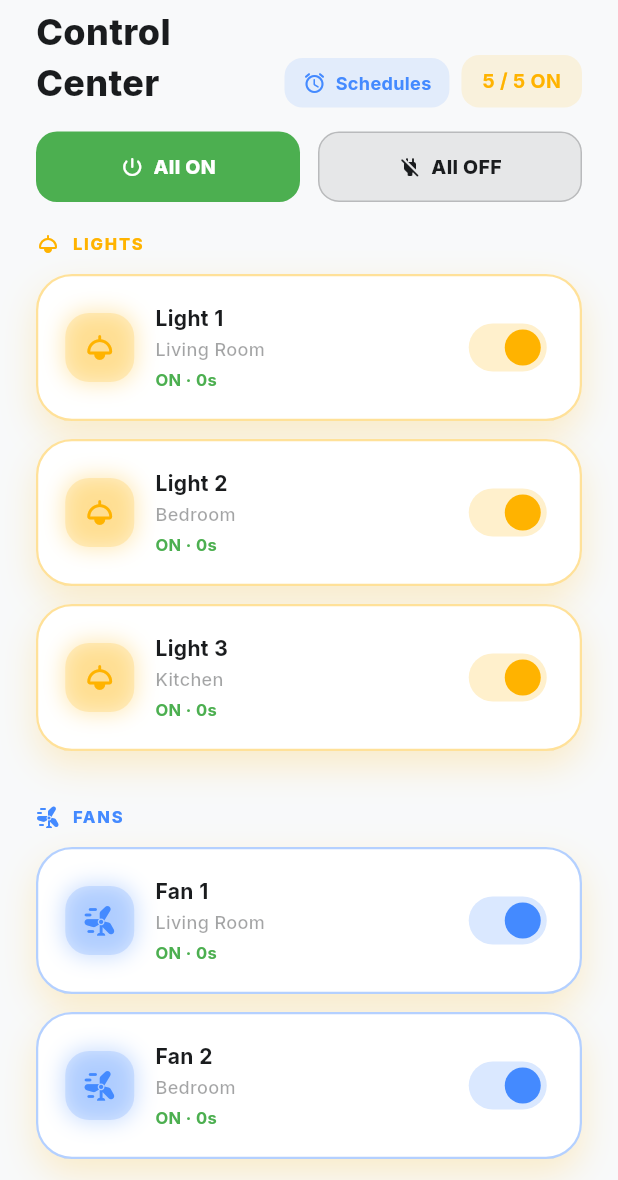
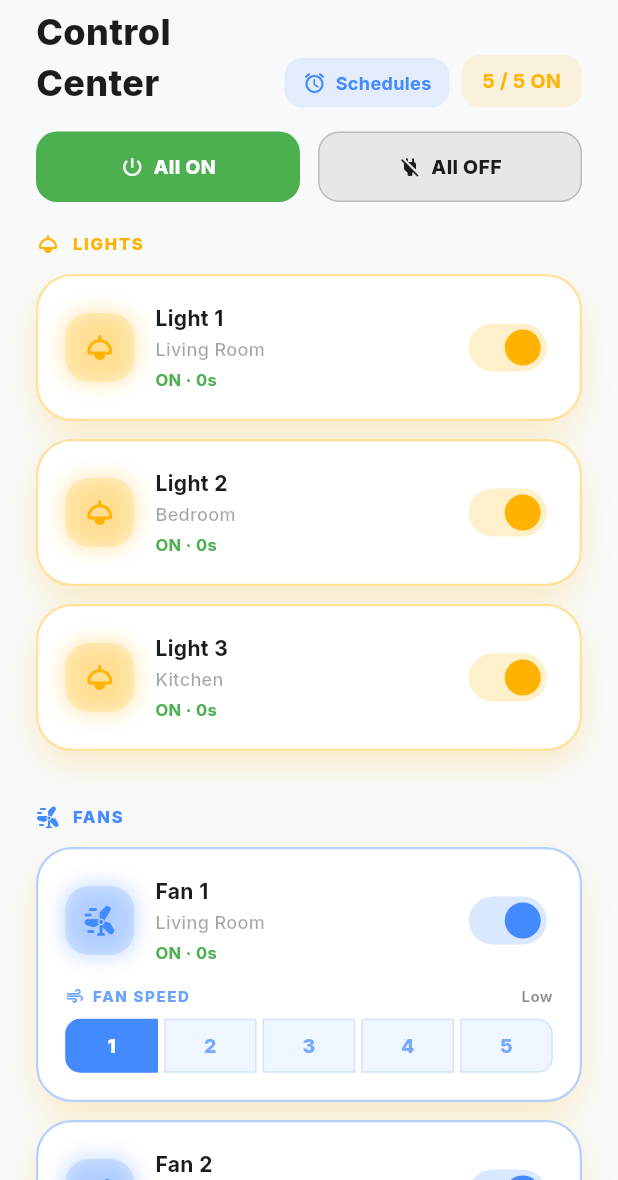
Before and after one commit to Reibinchacko/WattX, a Flutter app: the ControlScreen screen opened directly, after a tap on "All ON", on a phone screen of 412 x 824 dp, the part 56-1236 px from its top. Run offline on Flutter 3.47's test engine with Material 3 defaults, Android fonts, the phone set to English and light mode, and no system bars; our stand-ins replace firebase_auth, firebase_core, firebase_database, fl_chart, google_fonts, google_sign_in and 1 more; missing offline and left inert: razorpay_flutter; accounts and stored records are empty.

Commit message:
Add Fan speed control

```diff
--- a/lib/control_screen.dart
+++ b/lib/control_screen.dart
@@ -39,6 +39,12 @@ class _ControlScreenState extends State<ControlScreen> {
     'Motor 2': false,
   };
 
+  // Fan speed: 1–5 (only meaningful for Motor keys)
+  final Map<String, int> _fanSpeeds = {
+    'Motor 1': 1,
+    'Motor 2': 1,
+  };
+
   // Usage time: records when each device was switched ON
   final Map<String, DateTime> _onSince = {};
 
@@ -75,6 +81,14 @@ class _ControlScreenState extends State<ControlScreen> {
               } else if (!newVal) {
                 _onSince.remove(key);
               }
+              // Load fan speed from Firebase
+              if (_fanSpeeds.containsKey(key) &&
+                  deviceData.containsKey('speed')) {
+                final spd = deviceData['speed'];
+                if (spd is int && spd >= 1 && spd <= 5) {
+                  _fanSpeeds[key] = spd;
+                }
+              }
             }
           }
         }
@@ -95,6 +109,12 @@ class _ControlScreenState extends State<ControlScreen> {
       }
     });
     await _controlRef.child(key).update({'isOn': value});
+  }
+
+  Future<void> _setFanSpeed(String key, int speed) async {
+    HapticFeedback.selectionClick();
+    setState(() => _fanSpeeds[key] = speed);
+    await _controlRef.child(key).update({'speed': speed});
   }
 
   /// Turns ALL devices ON or OFF at once.
@@ -191,6 +211,7 @@ class _ControlScreenState extends State<ControlScreen> {
                             icon: Icons.wind_power_rounded,
                             color: Colors.blueAccent,
                             isDark: isDark,
+                            isFan: true,
                             onReorder: (o, n) => setState(() {
                               if (n > o) n--;
                               _fans.insert(n, _fans.removeAt(o));
@@ -419,6 +440,7 @@ class _ControlScreenState extends State<ControlScreen> {
     required Color color,
     required bool isDark,
     required void Function(int, int) onReorder,
+    bool isFan = false,
   }) {
     return ReorderableListView(
       shrinkWrap: true,
@@ -458,6 +480,7 @@ class _ControlScreenState extends State<ControlScreen> {
                 icon: icon,
                 color: color,
                 isDark: isDark,
+                isFan: isFan,
               ),
             ),
           ),
@@ -470,9 +493,11 @@ class _ControlScreenState extends State<ControlScreen> {
     required IconData icon,
     required Color color,
     required bool isDark,
+    bool isFan = false,
   }) {
     final isOn = _states[config.key] ?? false;
     final duration = _formatDuration(config.key);
+    final speed = _fanSpeeds[config.key] ?? 1;
 
     return AnimatedContainer(
       duration: const Duration(milliseconds: 300),
@@ -487,7 +512,10 @@ class _ControlScreenState extends State<ControlScreen> {
             ? Border.all(color: color.withValues(alpha: 0.4), width: 1.5)
             : null,
       ),
-      child: Row(
+      child: Column(
+        crossAxisAlignment: CrossAxisAlignment.start,
+        children: [
+          Row(
             children: [
               // Icon bubble
               AnimatedContainer(
@@ -524,7 +552,8 @@ class _ControlScreenState extends State<ControlScreen> {
                       style: GoogleFonts.inter(
                         fontSize: 14,
                         fontWeight: FontWeight.w700,
-                    color: isDark ? Colors.white : AppTheme.midnightCharcoal,
+                        color:
+                            isDark ? Colors.white : AppTheme.midnightCharcoal,
                       ),
                     ),
                     const SizedBox(height: 2),
@@ -568,7 +597,135 @@ class _ControlScreenState extends State<ControlScreen> {
               ),
             ],
           ),
+          // ── Fan Speed Selector ──────────────────────────────────────────
+          if (isFan)
+            AnimatedSize(
+              duration: const Duration(milliseconds: 300),
+              curve: Curves.easeInOut,
+              child: isOn
+                  ? Padding(
+                      padding: const EdgeInsets.only(top: 14),
+                      child: _buildFanSpeedSelector(
+                        deviceKey: config.key,
+                        currentSpeed: speed,
+                        color: color,
+                        isDark: isDark,
+                      ),
+                    )
+                  : const SizedBox.shrink(),
+            ),
+        ],
+      ),
     );
+  }
+
+  Widget _buildFanSpeedSelector({
+    required String deviceKey,
+    required int currentSpeed,
+    required Color color,
+    required bool isDark,
+  }) {
+    const speeds = [1, 2, 3, 4, 5];
+    const labels = ['1', '2', '3', '4', '5'];
+
+    return Column(
+      crossAxisAlignment: CrossAxisAlignment.start,
+      children: [
+        Row(
+          children: [
+            Icon(Icons.air_rounded,
+                size: 13, color: color.withValues(alpha: 0.8)),
+            const SizedBox(width: 5),
+            Text(
+              'FAN SPEED',
+              style: GoogleFonts.inter(
+                fontSize: 10,
+                fontWeight: FontWeight.w800,
+                color: color.withValues(alpha: 0.8),
+                letterSpacing: 1.1,
+              ),
+            ),
+            const Spacer(),
+            Text(
+              _speedLabel(currentSpeed),
+              style: GoogleFonts.inter(
+                fontSize: 10,
+                fontWeight: FontWeight.w700,
+                color: isDark
+                    ? Colors.white54
+                    : AppTheme.midnightCharcoal.withValues(alpha: 0.5),
+              ),
+            ),
+          ],
+        ),
+        const SizedBox(height: 8),
+        Row(
+          children: [
+            for (int i = 0; i < speeds.length; i++) ...[
+              Expanded(
+                child: GestureDetector(
+                  onTap: () => _setFanSpeed(deviceKey, speeds[i]),
+                  child: AnimatedContainer(
+                    duration: const Duration(milliseconds: 200),
+                    height: 36,
+                    decoration: BoxDecoration(
+                      color: currentSpeed == speeds[i]
+                          ? color
+                          : (isDark
+                              ? Colors.white.withValues(alpha: 0.07)
+                              : color.withValues(alpha: 0.08)),
+                      borderRadius: BorderRadius.horizontal(
+                        left: i == 0 ? const Radius.circular(10) : Radius.zero,
+                        right: i == speeds.length - 1
+                            ? const Radius.circular(10)
+                            : Radius.zero,
+                      ),
+                      border: Border.all(
+                        color: currentSpeed == speeds[i]
+                            ? color
+                            : color.withValues(alpha: 0.18),
+                        width: 1,
+                      ),
+                    ),
+                    alignment: Alignment.center,
+                    child: Text(
+                      labels[i],
+                      style: GoogleFonts.inter(
+                        fontSize: 13,
+                        fontWeight: FontWeight.w800,
+                        color: currentSpeed == speeds[i]
+                            ? Colors.white
+                            : (isDark
+                                ? Colors.white54
+                                : color.withValues(alpha: 0.7)),
+                      ),
+                    ),
+                  ),
+                ),
+              ),
+              if (i < speeds.length - 1) const SizedBox(width: 4),
+            ],
+          ],
+        ),
+      ],
+    );
+  }
+
+  String _speedLabel(int speed) {
+    switch (speed) {
+      case 1:
+        return 'Low';
+      case 2:
+        return 'Medium-Low';
+      case 3:
+        return 'Medium';
+      case 4:
+        return 'Medium-High';
+      case 5:
+        return 'High';
+      default:
+        return '';
+    }
   }
 }
 
```
Lines whose indentation alone changed are shown as unchanged.
